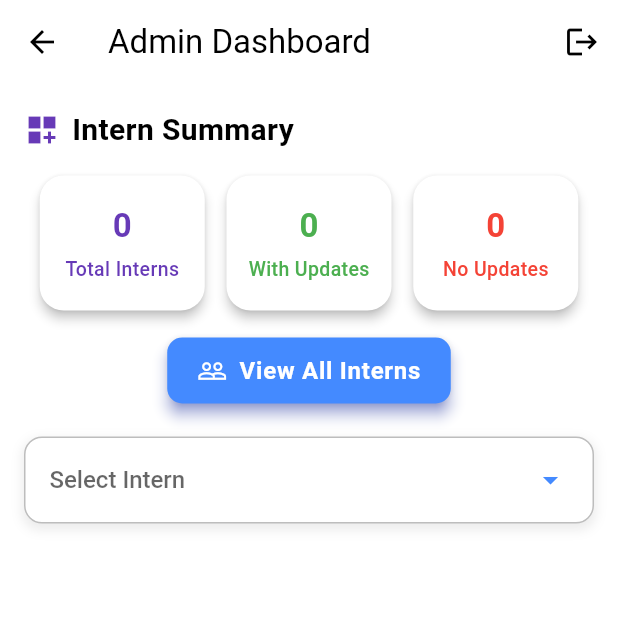
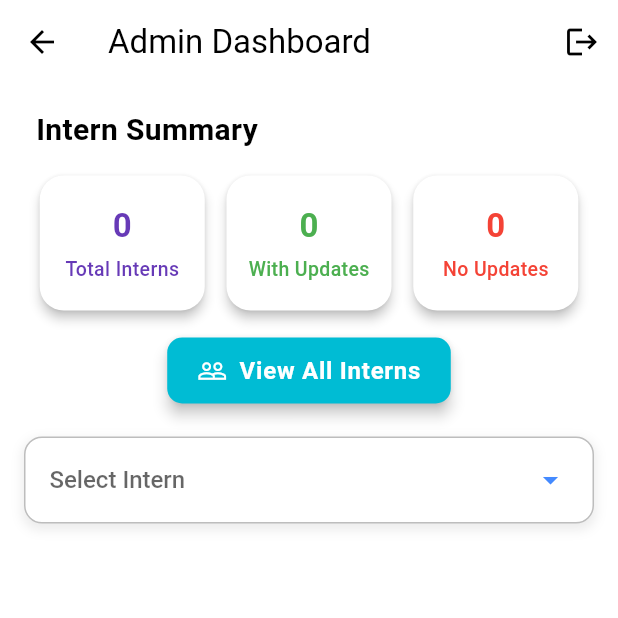
Before and after one commit to MaleeshaHe/internflow-app, a Flutter app: the AdminView screen opened directly, on a phone screen of 412 x 824 dp, the top half of it. Run offline on Flutter 3.47's test engine with Material 3 defaults, Android fonts, the phone set to English and light mode, and no system bars; our stand-ins replace cloud_firestore, firebase_auth, firebase_core, pie_chart, table_calendar; accounts and stored records are empty.

```diff
--- a/lib/screens/home/admin_view.dart
+++ b/lib/screens/home/admin_view.dart
@@ -113,7 +113,6 @@ class _AdminViewState extends State<AdminView> {
       children: [
         const Row(
           children: [
-            Icon(Icons.dashboard_customize, color: Colors.deepPurple, size: 24),
             SizedBox(width: 8),
             Text(
               "Intern Summary",
@@ -147,10 +146,9 @@ class _AdminViewState extends State<AdminView> {
               style: TextStyle(fontWeight: FontWeight.w600, fontSize: 16),
             ),
             style: ElevatedButton.styleFrom(
-              backgroundColor: Colors.blueAccent,
+              backgroundColor: Theme.of(context).primaryColor,
               foregroundColor: Colors.white,
               elevation: 4,
-              shadowColor: Colors.indigoAccent,
               shape: RoundedRectangleBorder(
                 borderRadius: BorderRadius.circular(10),
               ),
```
Also changed, not shown: pubspec.yaml (+6 -10 lines), assets/logo20.png (added), pubspec.lock, 6 other files.
